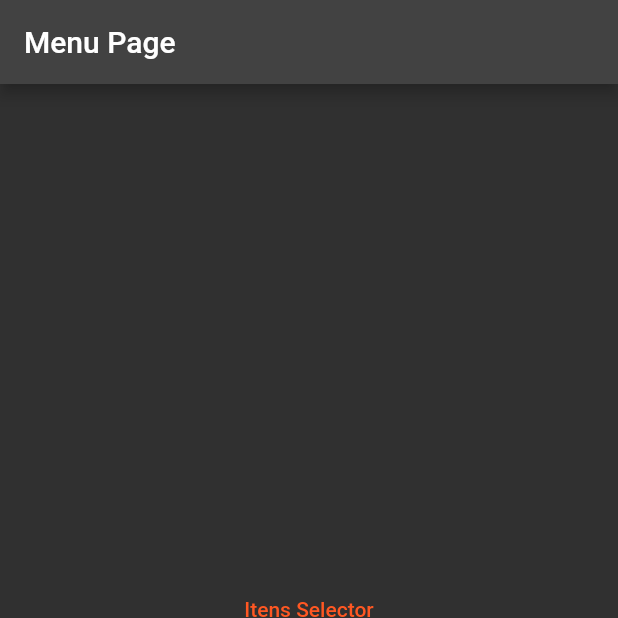
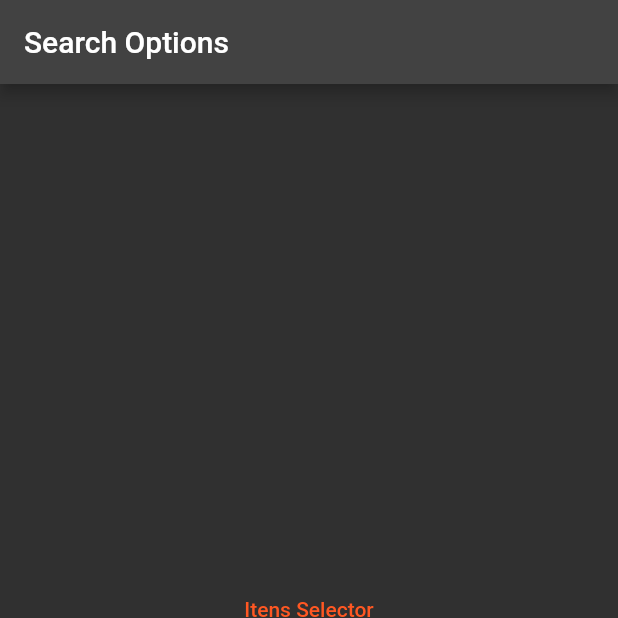
Before and after one commit to joaovictorgarcia10/ItemSelector, a Flutter app: the screen it shows after launch, on a phone screen of 412 x 824 dp, the top half of it. Run offline on Flutter 3.47's test engine with Material 2 defaults, Android fonts, the phone set to English and light mode, and no system bars.

Commit message:
update readme

```diff
--- a/lib/pages/menu_page.dart
+++ b/lib/pages/menu_page.dart
@@ -12,7 +12,7 @@ class _MenuPageState extends State<MenuPage> {
   Widget build(BuildContext context) {
     return Scaffold(
       appBar: AppBar(
-        title: const Text('Menu Page'),
+        title: const Text('Search Options'),
       ),
       body: Center(
         child: Column(
```
Also changed, not shown: 1 other file.
